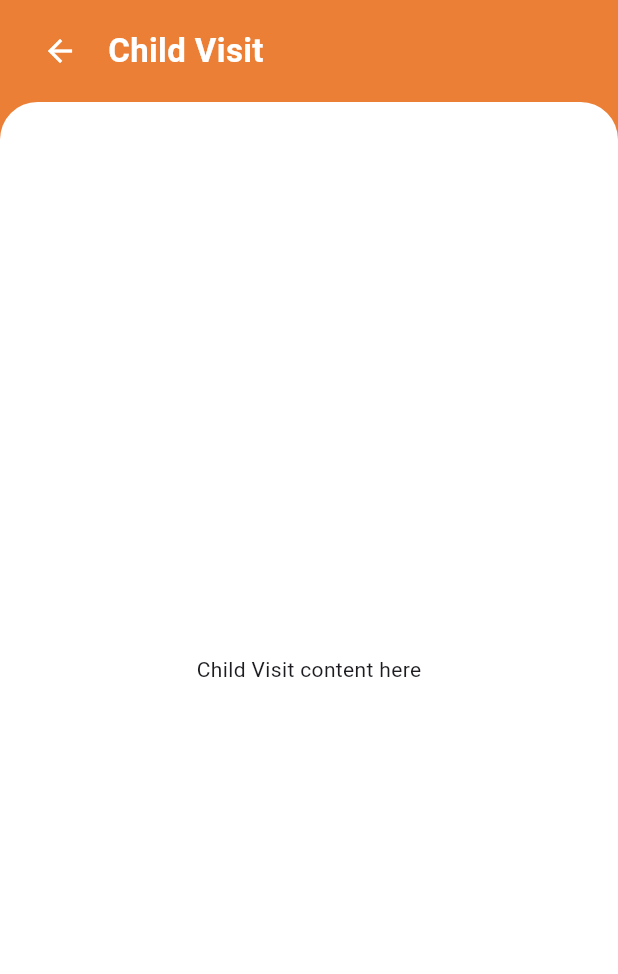
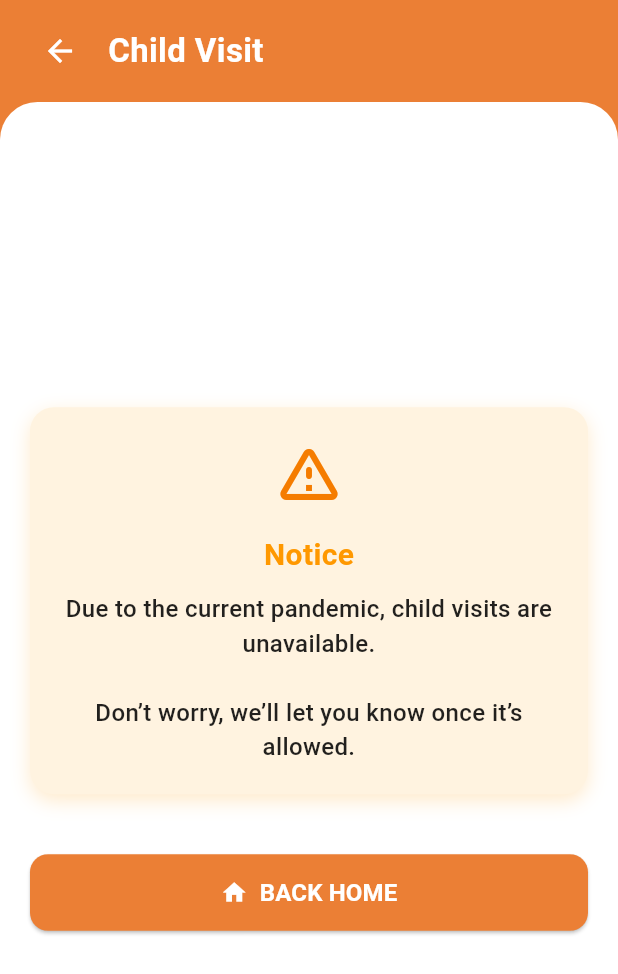
Before and after one commit to Claaarence/wv-app-recent, a Flutter app: the ChildVisitPage screen opened directly, on a phone screen of 412 x 824 dp. Shown: the top 974 px of the screen. Run offline on Flutter 3.47's test engine with Material 3 defaults, Android fonts, the phone set to English and light mode, and no system bars; our stand-ins replace audioplayers, flutter_spinkit, flutter_svg, font_awesome_flutter, google_fonts, image_picker and 3 more; missing offline and left inert: flutter_custom_tabs, syncfusion_flutter_pdfviewer; accounts and stored records are empty.

Commit message:
Update childvisit.dart

```diff
--- a/lib/screens/child_connect/childvisit.dart
+++ b/lib/screens/child_connect/childvisit.dart
@@ -36,19 +36,80 @@ class ChildVisitPage extends StatelessWidget {
                 ],
               ),
             ),
-            // White container with placeholder content
+
+            // Content
             Expanded(
               child: ClipRRect(
                 borderRadius: const BorderRadius.vertical(top: Radius.circular(25)),
-                child: SafeArea(
-                  top: true,
-                  bottom: false,
-                  child: Container(
-                    color: Colors.white,
-                    padding: const EdgeInsets.all(16),
-                    child: const Center(
-                      child: Text('Child Visit content here'),
+                child: Container(
+                  color: Colors.white,
+                  padding: const EdgeInsets.symmetric(horizontal: 20, vertical: 30),
+                  child: Column(
+                    mainAxisAlignment: MainAxisAlignment.center,
+                    children: [
+                      Container(
+                        padding: const EdgeInsets.all(20),
+                        decoration: BoxDecoration(
+                          color: Colors.orange.shade50,
+                          borderRadius: BorderRadius.circular(16),
+                          boxShadow: [
+                            BoxShadow(
+                              color: Colors.orange.withOpacity(0.2),
+                              blurRadius: 10,
+                              offset: const Offset(0, 4),
+                            ),
+                          ],
+                        ),
+                        child: Column(
+                          children: [
+                            Icon(Icons.warning_amber_rounded, size: 48, color: Colors.orange.shade700),
+                            const SizedBox(height: 16),
+                            const Text(
+                              'Notice',
+                              style: TextStyle(
+                                fontSize: 20,
+                                fontWeight: FontWeight.bold,
+                                color: Colors.orange,
+                              ),
+                            ),
+                            const SizedBox(height: 10),
+                            const Text(
+                              'Due to the current pandemic, child visits are unavailable.\n\nDon’t worry, we’ll let you know once it’s allowed.',
+                              textAlign: TextAlign.center,
+                              style: TextStyle(
+                                fontSize: 16,
+                                fontWeight: FontWeight.w500,
+                                color: Colors.black87,
+                              ),
+                            ),
+                          ],
+                        ),
+                      ),
+                      const SizedBox(height: 40),
+                     SizedBox(
+                      width: double.infinity,
+                      child: ElevatedButton.icon(
+                        onPressed: () => Navigator.pop(context),
+                        icon: const Icon(Icons.home, color: Colors.white),
+                        label: const Text(
+                          'BACK HOME',
+                          style: TextStyle(
+                            fontSize: 16,
+                            fontWeight: FontWeight.bold,
+                            color: Colors.white, // ← Set text color to white
+                          ),
+                        ),
+                        style: ElevatedButton.styleFrom(
+                          backgroundColor: const Color(0xFFeb7f35),
+                          padding: const EdgeInsets.symmetric(vertical: 14),
+                          shape: RoundedRectangleBorder(
+                            borderRadius: BorderRadius.circular(12),
+                          ),
+                        ),
+                      ),
                     ),
+
+                    ],
                   ),
                 ),
               ),
```
